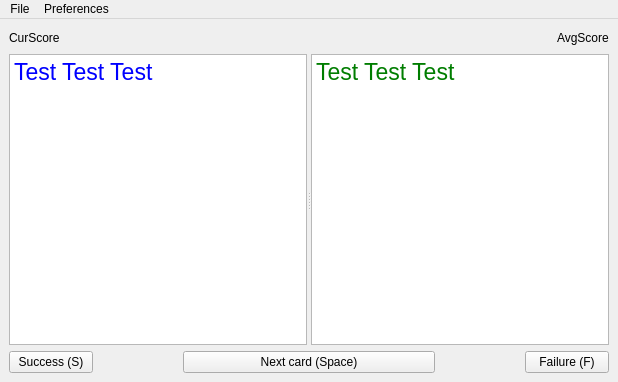
RedaZamZam/iFlashcards, file MainScr.ui: the form before one commit.
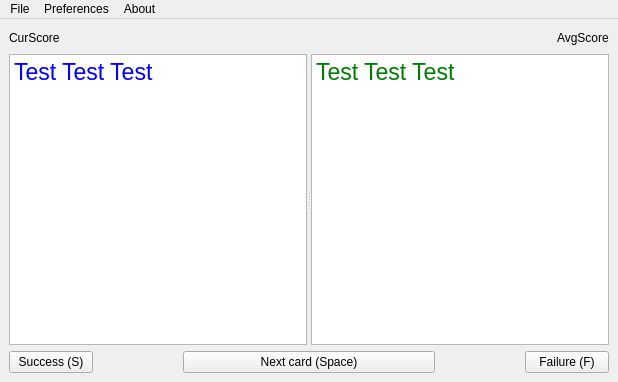
The form after the commit.

Commit message: Добавил About

Diff of the .ui file:
```diff
--- a/MainScr.ui
+++ b/MainScr.ui
@@ -294,8 +294,17 @@
     </property>
     <addaction name="actionExportToCSV"/>
    </widget>
+   <widget class="QMenu" name="menuAbout">
+    <property name="title">
+     <string>About</string>
+    </property>
+    <addaction name="actionStatistics"/>
+    <addaction name="separator"/>
+    <addaction name="actionAbout"/>
+   </widget>
    <addaction name="menuFile"/>
    <addaction name="menuPreferences"/>
+   <addaction name="menuAbout"/>
   </widget>
   <action name="actionShow_Flashcards">
    <property name="text">
```
Left out of the diff: 10 changed lines with no effect on the pictures. The commit also changes 2 other files.
